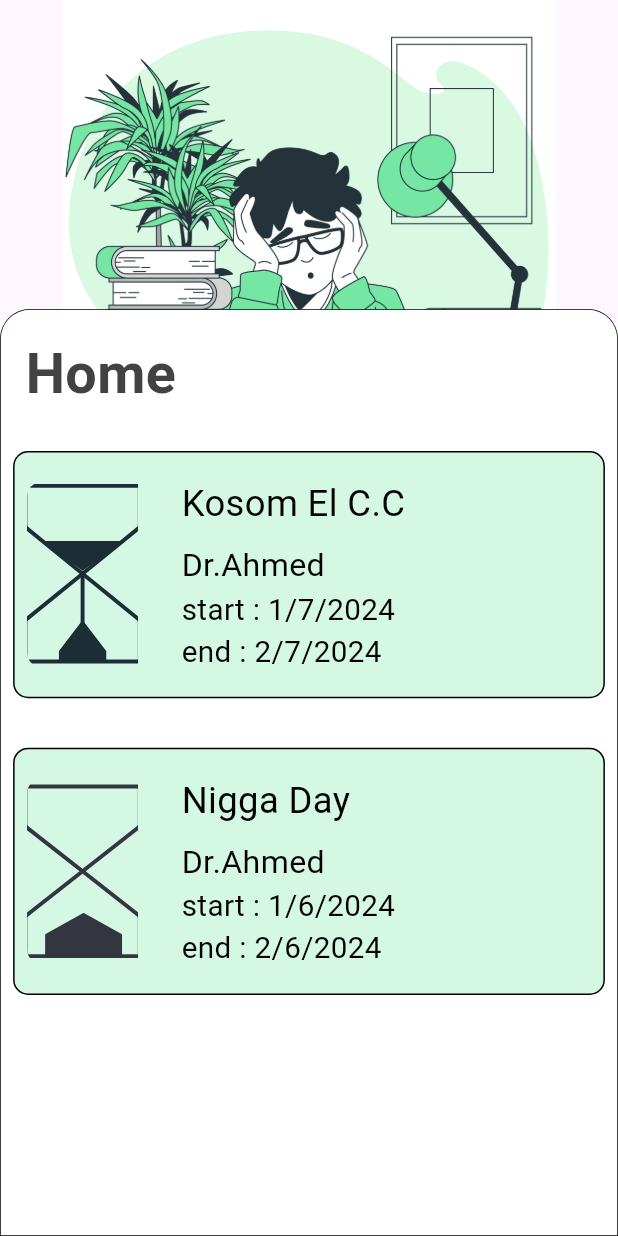
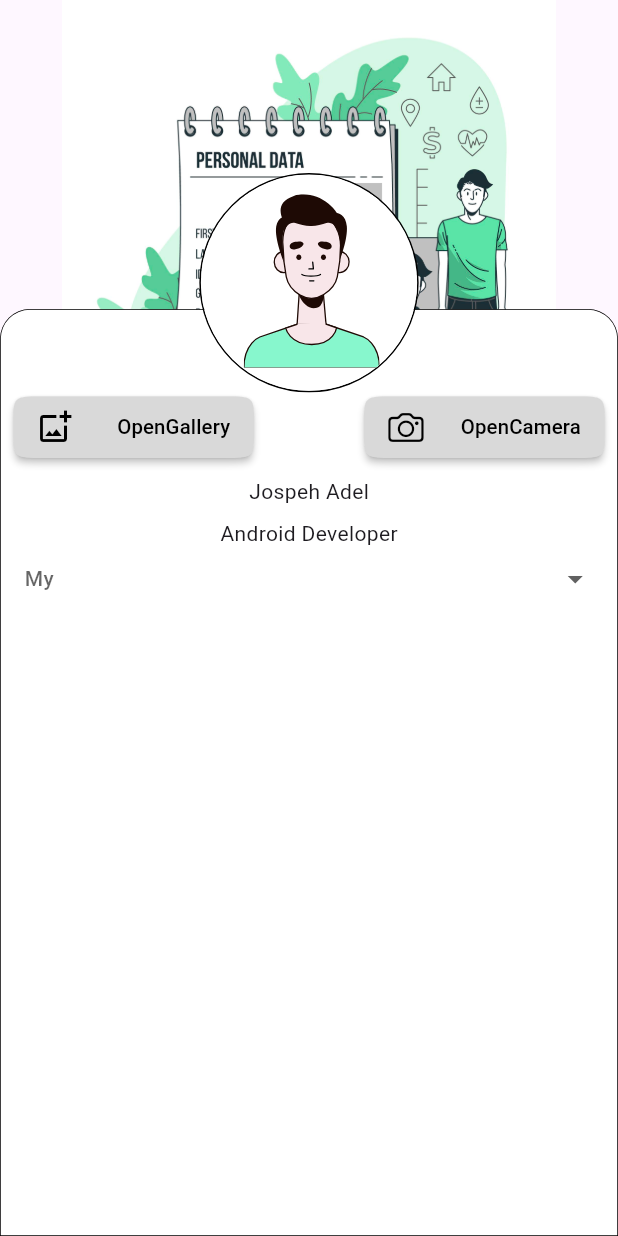
Before and after one commit to josephadel23400/forth_grade_project, a Flutter app: the screen it shows after launch, after a tap on "Log In", on a phone screen of 412 x 824 dp. Run offline on Flutter 3.47's test engine with Material 3 defaults, Android fonts, the phone set to English and light mode, and no system bars; drawn by our look-alikes of dropdown_button2; our stand-ins replace flutter_svg, get, image_picker, shared_preferences.

Commit message:
%30 of profile

```diff
--- a/lib/core/constant.dart
+++ b/lib/core/constant.dart
@@ -2,15 +2,10 @@
 
 import 'package:flutter/cupertino.dart';
 
-Color kMainColor = const Color(0xFFD5F8E5);
-
-
-
-
-
-
 // colors
 //Color kMainColor = const Color(0xFFD2E2FC);
+Color kGrayButton = const Color(0xFFD9D9D9);
+Color kMainColor = const Color(0xFFD5F8E5);
 Color kMainContainer = const Color(0xFFFFFFFF);
 Color kMainFontBold = const Color(0xFF424242);
 Color kMainButton = const Color(0xff5AE4A7);
@@ -23,6 +18,7 @@ Color kGray = CupertinoColors.lightBackgroundGray.withOpacity(.3);
 //images
 String kLogInPhoto =  'image/6325230.jpg';
 String kLogoPhoto =  'image/3.png';
+String kPerson =  'image/person.svg';
 String kPersonalData =  'image/4411878.jpg';
 String kSandWatchRunning = 'image/Frame 58.svg';
 String kSandWatchDone = 'image/Frame 59.svg';
--- /dev/null
+++ b/lib/core/widget/custom_dropdown_button.dart
@@ -0,0 +1,56 @@
+import 'package:dropdown_button2/dropdown_button2.dart';
+import 'package:flutter/material.dart';
+
+
+
+class CustomDropDownButton extends StatelessWidget {
+  CustomDropDownButton({
+    super.key,
+    required this.title,
+    required this.fontSize,
+    required this.items,
+     this.selectedValue,
+  });
+  String title;
+  String? selectedValue;
+  double fontSize;
+  List<String> items;
+  @override
+  Widget build(BuildContext context) {
+    return DropdownButtonHideUnderline(
+      child: DropdownButton2<String>(
+        isExpanded: true,
+        hint: Text(
+          title,
+          style: TextStyle(
+            fontSize: fontSize,
+            color: Theme.of(context).hintColor,
+          ),
+        ),
+        items: items
+            .map((String item) => DropdownMenuItem<String>(
+                  value: item,
+                  child: Text(
+                    item,
+                    style: const TextStyle(
+                      fontSize: 14,
+                    ),
+                  ),
+                ))
+            .toList(),
+        value: selectedValue,
+        onChanged: (String? value) {
+          selectedValue = value;
+        },
+        buttonStyleData: const ButtonStyleData(
+          padding: EdgeInsets.symmetric(horizontal: 16),
+          height: 40,
+          width: 140,
+        ),
+        menuItemStyleData: const MenuItemStyleData(
+          height: 40,
+        ),
+      ),
+    );
+  }
+}
--- a/lib/core/widget/custom_header_text.dart
+++ b/lib/core/widget/custom_header_text.dart
@@ -1,4 +1,4 @@
-import 'package:flutter/material.dart';
+ import 'package:flutter/material.dart';
 
 import '../constant.dart';
 
--- /dev/null
+++ b/lib/view/graduta_student/profile/student_profile/student_profile_controller.dart
@@ -0,0 +1,19 @@
+import 'package:get/get.dart';
+import 'package:image_picker/image_picker.dart';
+import 'dart:io';
+
+class StudentProfileController extends GetxController {
+  bool nigga = true;
+  final ImagePicker picker = ImagePicker();
+  File? image;
+
+  Future<File?> pickPhoto() async {
+    final XFile? photo = await picker.pickImage(source: ImageSource.camera);
+    return File(photo!.path);
+  }
+
+  Future<File?> pickImage() async {
+    final XFile? image = await picker.pickImage(source: ImageSource.gallery);
+    return File(image!.path);
+  }
+}
--- /dev/null
+++ b/lib/view/graduta_student/profile/student_profile/student_profile_page.dart
@@ -0,0 +1,174 @@
+import 'package:flutter/cupertino.dart';
+import 'package:flutter/material.dart';
+import 'package:fourth_grade_project/core/constant.dart';
+import 'package:fourth_grade_project/core/widget/customScaffold.dart';
+import 'package:fourth_grade_project/core/widget/custom_dropdown_button.dart';
+import 'package:fourth_grade_project/view/graduta_student/profile/student_profile/student_profile_controller.dart';
+import 'package:get/get.dart';
+import 'package:flutter_svg/svg.dart';
+
+import '../../../../core/widget/custom_header_text.dart';
+
+class StudentProfilePage extends StatelessWidget {
+  const StudentProfilePage({super.key});
+
+  @override
+  Widget build(BuildContext context) {
+    StudentProfileController controller = Get.put(StudentProfileController());
+    Size size = MediaQuery.of(context).size;
+    double screenHeight = size.height;
+    double screenWidth = size.width;
+    return Stack(children: [
+      Positioned(
+        bottom: 0,
+        left: 0,
+        right: 0,
+        top: 0,
+        child: CustomScaffold(
+          widgetList: [
+          SizedBox(
+            height: screenHeight * .06,
+          ),
+          //add image
+          Padding(
+            padding: EdgeInsets.fromLTRB(
+              screenWidth * .02,
+              screenHeight * .01,
+              screenWidth * .02,
+              0,
+            ),
+            child: Row(
+              mainAxisAlignment: MainAxisAlignment.spaceBetween,
+              children: [
+                SizedBox(
+                  height: screenHeight * 0.05,
+                  width: screenWidth * 0.39,
+                  child: MaterialButton(
+                    shape: const ContinuousRectangleBorder(
+                      borderRadius: BorderRadius.all(Radius.circular(20)),
+                    ),
+                    color: kGrayButton,
+                    onPressed: () async {
+                      controller.image = await controller.pickImage();
+                      controller.update();
+                    },
+                    child: Row(
+                      mainAxisAlignment: MainAxisAlignment.spaceBetween,
+                      children: [
+                        const Icon(
+                          Icons.add_photo_alternate_outlined,
+                          color: Colors.black,
+                        ),
+                        Text(
+                          'OpenGallery',
+                          style: TextStyle(
+                            color: Colors.black,
+                            fontSize: screenWidth * 0.033,
+                          ),
+                        ),
+                      ],
+                    ),
+                  ),
+                ),
+                //const Spacer(),
+                SizedBox(
+                  height: screenHeight * 0.05,
+                  width: screenWidth * 0.39,
+                  child: MaterialButton(
+                    shape: const ContinuousRectangleBorder(
+                      borderRadius: BorderRadius.all(Radius.circular(20)),
+                    ),
+                    color: kGrayButton,
+                    onPressed: () async {
+                      controller.image = await controller.pickPhoto();
+                      controller.update();
+                    },
+                    child: Row(
+                      mainAxisAlignment: MainAxisAlignment.spaceBetween,
+                      children: [
+                        const Icon(
+                          CupertinoIcons.camera,
+                          color: Colors.black,
+                        ),
+                        Text(
+                          'OpenCamera',
+                          style: TextStyle(
+                            color: Colors.black,
+                            fontSize: screenWidth * 0.033,
+                          ),
+                        ),
+                      ],
+                    ),
+                  ),
+                ),
+              ],
+            ),
+          ),
+          SizedBox(
+            height: screenHeight * .015,
+          ),
+          Center(
+            //todo: add here user name
+            child: Text('Jospeh Adel'),
+          ),
+          SizedBox(
+            height: screenHeight * .01,
+          ),
+          Center(
+            //todo : add here user job title (or his specialty)
+            child: Text('Android Developer'),
+          ),
+          //data
+          CustomDropDownButton(title: 'My', fontSize: 14, items: ['items','items1','item2'])
+          //CustomTextFormFieldWithSuffix(hint: hint, label: label, icon: icon, suffixIcon: suffixIcon, onChang: onChang, isSecure: isSecure)
+        ], imageName: kPersonalData),
+      ),
+      Positioned(
+        top: screenHeight * .14,
+        left: screenWidth * .3,
+        right: screenWidth * .3,
+        child: Center(
+          child: Container(
+            decoration: BoxDecoration(
+              shape: BoxShape.circle,
+              border: Border.all(
+                color: Colors.black, // Specify the color of the border
+                width: 1, // Specify the width of the border
+              ),
+            ),
+            child: //controller.imageUrl == null
+                false
+                    ? const Center(
+                        child: CircularProgressIndicator(),
+                      )
+                    : CircleAvatar(
+                        radius: screenWidth * .175, // Half of the desired width
+                        backgroundColor: Colors.transparent,
+                        child: ClipOval(
+                          child: controller
+                                  .nigga //controller.doctorData[0].photo == null
+                              ? SvgPicture.asset(
+                                  kPerson,
+                                  fit: BoxFit
+                                      .cover, // Ensure the image covers the entire area
+                                  width: screenWidth * .5,
+                                  height: screenHeight * .19,
+                                )
+                              : Image(
+                                  image: NetworkImage(
+                                    //TODO: HERE PUT THE IMAGE
+                                    '',
+                                    //controller.doctorData[0].photo)
+                                  ),
+                                  fit: BoxFit.cover,
+                                  width: screenWidth * .35,
+                                  height: screenHeight * .24,
+                                ),
+                        ),
+                      ),
+          ),
+        ),
+      )
+    ]);
+  }
+}
--- a/lib/view/login/login_page.dart
+++ b/lib/view/login/login_page.dart
@@ -12,6 +12,7 @@ import '../../core/widget/customScaffold.dart';
 import '../../core/widget/text_form_feild.dart';
 import '../../core/widget/text_form_feild_with_suffix.dart';
 //import '../signup/student/graduate_signup_page.dart';
+import '../graduta_student/profile/student_profile/student_profile_page.dart';
 import '../signup/student/student_signup_page.dart';
 import 'login_controller.dart';
 
@@ -91,7 +92,7 @@ class LogInPage extends StatelessWidget {
                         //TODO: ADD THE LOGIN FUNCTION
                         //TODO: DON'T FORGET REMOVE THE TRUE IN IF STATEMENT
                         if (true) {
-                           Get.to(const StudentGraduateHomePage());
+                           Get.to(const StudentProfilePage());
                         } else {
                           Get.defaultDialog(
                               //TODO: Exception  handling
--- a/lib/view/signup/career_advisor/career_advisor_signup_controller.dart
+++ b/lib/view/signup/career_advisor/career_advisor_signup_controller.dart
@@ -1,6 +1,7 @@
 import 'package:flutter/material.dart';
 import 'package:fourth_grade_project/core/constant.dart';
 import 'package:get/get_state_manager/src/simple/get_controllers.dart';
+import 'package:intl/intl.dart';
 
 class CareerAdvisorSignUpController extends GetxController {
   bool isSecure = true;
@@ -40,4 +41,12 @@ class CareerAdvisorSignUpController extends GetxController {
        // print(selectedDate);
     }
   }
+  String date() {
+    if (selectedDate != null) {
+      return DateFormat('dd/MM/yyyy').format(selectedDate!);
+    } else {
+      return 'Enter National ID';
+    }
+    update();
+  }
 }
--- a/lib/view/signup/career_advisor/career_advisor_signup_page.dart
+++ b/lib/view/signup/career_advisor/career_advisor_signup_page.dart
@@ -186,9 +186,13 @@ class CareerAdvisorSignUpPage extends StatelessWidget {
                 borderRadius: BorderRadius.circular(
                     10), // Optional: if you want sharp corners
               ),
-              child: const ListTile(
-                leading: Icon(Icons.date_range_outlined),
-                title: Text('Date of birth'),
+              child:GetBuilder<CareerAdvisorSignUpController>(
+                builder: (controller) => ListTile(
+                  leading: const Icon(Icons.date_range_outlined),
+                  title: Text(controller.selectedDate == null
+                      ? "Enter National ID"
+                      : controller.date()),
+                ),
               ),
             ),
           ),
--- a/lib/view/signup/graduate/graduate_signup_controller.dart
+++ b/lib/view/signup/graduate/graduate_signup_controller.dart
@@ -1,6 +1,7 @@
 import 'package:flutter/material.dart';
 import 'package:fourth_grade_project/core/constant.dart';
 import 'package:get/get_state_manager/src/simple/get_controllers.dart';
+import 'package:intl/intl.dart';
 
 class GraduateSignUpController extends GetxController {
   bool isSecure = true;
@@ -40,4 +41,12 @@ class GraduateSignUpController extends GetxController {
        // print(selectedDate);
     }
   }
+  String date() {
+    if (selectedDate != null) {
+      return DateFormat('dd/MM/yyyy').format(selectedDate!);
+    } else {
+      return 'Enter National ID';
+    }
+    update();
+  }
 }
--- a/lib/view/signup/graduate/graduate_signup_page.dart
+++ b/lib/view/signup/graduate/graduate_signup_page.dart
@@ -173,9 +173,13 @@ class GraduateSignUpPage extends StatelessWidget {
                 borderRadius: BorderRadius.circular(
                     10), // Optional: if you want sharp corners
               ),
-              child: const ListTile(
-                leading: Icon(Icons.date_range_outlined),
-                title: Text('Date of birth'),
+              child: GetBuilder<GraduateSignUpController>(
+                builder: (controller) => ListTile(
+                  leading: const Icon(Icons.date_range_outlined),
+                  title: Text(controller.selectedDate == null
+                      ? "Enter National ID"
+                      : controller.date()),
+                ),
               ),
             ),
           ),
--- a/lib/view/signup/student/student_signup_controller.dart
+++ b/lib/view/signup/student/student_signup_controller.dart
@@ -1,6 +1,7 @@
 import 'package:flutter/material.dart';
 import 'package:fourth_grade_project/core/constant.dart';
 import 'package:get/get_state_manager/src/simple/get_controllers.dart';
+import 'package:intl/intl.dart';
 
 class StudentSignUpController extends GetxController {
   bool isSecure = true;
@@ -13,6 +14,7 @@ class StudentSignUpController extends GetxController {
     isSecure = !isSecure;
     update();
   }
+
   Future<void> pickDate(BuildContext context) async {
     final DateTime? pickedDate = await showDatePicker(
       context: context,
@@ -25,19 +27,29 @@ class StudentSignUpController extends GetxController {
             colorScheme: ColorScheme.light(
               primary: Colors.black, // Header background color
               onPrimary: Colors.white, // Header text color
-              surface:kMainColor, // Background color of the date picker itself
+              surface: kMainColor, // Background color of the date picker itself
               onSurface: Colors.black, // Text color of the date picker itself
             ),
-            dialogBackgroundColor: Colors.white, // Background color of the dialog
+            dialogBackgroundColor:
+                Colors.white, // Background color of the dialog
           ),
           child: child!,
         );
       },
     );
     if (pickedDate != null && pickedDate != selectedDate) {
-        selectedDate = pickedDate;
-        update();
-       // print(selectedDate);
+      selectedDate = pickedDate;
+      update();
+      // print(selectedDate);
     }
   }
+
+  String date() {
+    if (selectedDate != null) {
+      return DateFormat('dd/MM/yyyy').format(selectedDate!);
+    } else {
+      return 'Enter National ID';
+    }
+    update();
+  }
 }
--- a/lib/view/signup/student/student_signup_page.dart
+++ b/lib/view/signup/student/student_signup_page.dart
@@ -59,7 +59,6 @@ class StudentSignUpPage extends StatelessWidget {
               icon: const Icon(Icons.email_outlined),
               onChang: (value) {
                 //TODO: add email FUNCTION HERE
-
                 //controller.email = value;
               },
               isSecure: false),
@@ -147,9 +146,14 @@ class StudentSignUpPage extends StatelessWidget {
                 borderRadius: BorderRadius.circular(
                     10), // Optional: if you want sharp corners
               ),
-              child: const ListTile(
-                leading: Icon(Icons.date_range_outlined),
-                title: Text('Date of birth'),
+              child: GetBuilder<StudentSignUpController>(
+                builder:(controller)=> ListTile(
+                  leading: const Icon(Icons.date_range_outlined),
+                  title: Text(
+                      controller.selectedDate == null
+                      ? "Enter National ID"
+                      : controller.date()),
+                ),
               ),
             ),
           ),
@@ -208,7 +212,7 @@ class StudentSignUpPage extends StatelessWidget {
               onTap: () {
                 //todo: put the sign up functionality here
                 try {
-                  //todo: put here the sign up functionality and dont forget to change the True in if statement
+                  //todo: put here the sign up functionality and don't forget to change the True in if statement
                   if (true) {
                   } else {
                     //todo: put the sign up Exception handling
```
Also changed, not shown: pubspec.yaml (+2 -14 lines), image/person.svg (added), lib/generated/assets.dart, lib/view/graduta_student/profile/graduate_profile/graduate_profile_controller.dart (added), lib/view/graduta_student/profile/graduate_profile/graduate_profile_page.dart (added), pubspec.lock.
